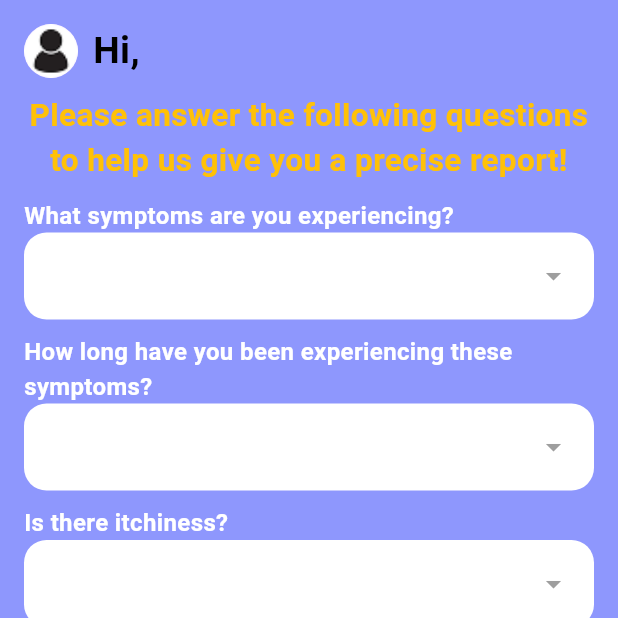
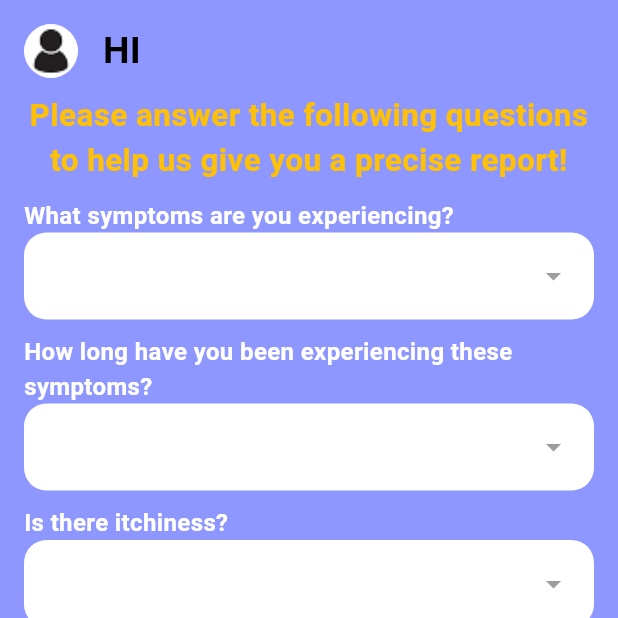
Before and after one commit to elsheikh33/derma_scan, a Flutter app: the DetectPage screen opened by its route, after a tap on "DETECT NOW", on a phone screen of 412 x 824 dp, the top half of it. Run offline on Flutter 3.47's test engine with Material 3 defaults, Android fonts, the light colour scheme and no system bars; our stand-ins replace animated_text_kit, cloud_firestore, connectivity_plus, firebase_auth, firebase_core, fluttertoast and 4 more; accounts and stored records are empty.

Commit message:
added new stuff

```diff
--- a/lib/config/Provider/language_provider.dart
+++ b/lib/config/Provider/language_provider.dart
@@ -77,7 +77,7 @@ class LanguageProvider extends ChangeNotifier{
     "DermatitisTitle": "التهاب الجلد",
     "BasalCellTitle": "سرطان الخلايا القاعدية",
     "MelanomaTitle": "الميلانوما",
-    "questionReport": "يرجى الإجابة على الأسئلة التالية لمساعدتنا في تقديم تقرير دقيق!",
+    "questionReport": "يرجى الإجابة على الأسئلة التالية لمساعدتنا في تقديم تقرير دقيق",
     "questionSymptom": "ما الأعراض التي تعاني منها؟",
     "rednessSymptom": "احمرار",
     "Pain level":"مستوى الألم [١-١٠]",
@@ -108,7 +108,7 @@ class LanguageProvider extends ChangeNotifier{
     "upload_photo": "يرجى تحميل صورة",
     "choose_photo": "اختر من الصور",
     "selected_photo": "تم اختيار الصورة",
-    "detect_button": "اكتشف الآن",
+    "detect_button": "شخّص الآن",
     "logOut": "تسجيل الخروج",
     "checkMssg": "هل أنت متأكد أنك تريد تسجيل الخروج؟",
     "cancel": "إلغاء",
@@ -128,12 +128,14 @@ class LanguageProvider extends ChangeNotifier{
     "Language": "لغة",
     "Skip":"تخطى >",
     "get started": "البدء",
-    "cameraNote": "يرجى ملاحظة أنه من الأفضل التقاط صورة بالكاميرا الخلفية والإضاءة الجيدة للحصول على اكتشاف أفضل!",
+    "cameraNote": "يرجى ملاحظة أنه من الأفضل التقاط صورة بالكاميرا الخلفية والإضاءة الجيدة للحصول على اكتشاف أفضل",
     "VIEW YOUR PREVIOUS DETECTIONS":"عرض اكتشافاتك السابقة",
     "No detection history found":"لم يتم العثور على سجل الكشف",
     "Refresh":"تحديث",
     "View":"عرض",
-    "Know more about your condition!":"اعرف المزيد عن حالتك!"
+    "Know more about your condition!":"اعرف المزيد عن حالتك!",
+    "snackBarNoteImg":"يرجى اختيار صورة أولاً",
+    "snackBarNoteDetect":"فشل التشخيص. يرجى المحاولة مرة أخرىً"
 
 
 
@@ -240,6 +242,8 @@ class LanguageProvider extends ChangeNotifier{
     "VIEW YOUR PREVIOUS DETECTIONS":"VIEW YOUR PREVIOUS DETECTIONS",
     "No detection history found":"No detection history found",
     "Refresh":"Refresh",
-    "View":"View"
+    "View":"View",
+    "snackBarNoteImg":"Please select an image first",
+    "snackBarNoteDetect":"Detection failed. Please try again.ً"
   };
 }
--- a/lib/screens/Detect_page.dart
+++ b/lib/screens/Detect_page.dart
@@ -83,7 +83,7 @@ class _DetectPageState extends State<DetectPage> {
                   ),
                   SizedBox(width: 10),
                   Text(
-                    'Hi, $username ',
+                    '$username ${lan.getTexts("hi")}',
                     style: TextStyle(
                       color: Colors.black,
                       fontSize: 25,
@@ -95,7 +95,7 @@ class _DetectPageState extends State<DetectPage> {
               SizedBox(height: 10),
               // Title
               Text(
-                'Please answer the following questions to help us give you a precise report!',
+                lan.getTexts("questionReport"),
                 style: TextStyle(
                   color: Colors.amber,
                   fontSize: 21,
@@ -104,68 +104,91 @@ class _DetectPageState extends State<DetectPage> {
                 textAlign: TextAlign.center,),
               SizedBox(height: 10),
               // DropDown 1 - Symptoms
-              const Text(
-                'What symptoms are you experiencing?',
+               Text(
+                lan.getTexts("questionSymptom"),
                 style: TextStyle(fontSize: 16, color: Colors.white,fontWeight: FontWeight.bold),
               ),
               _buildDropdown(
                 label: '',
                 value: symptom,
-                items: ['Redness', 'Swelling', 'Itchiness', 'Pain'],
+                items: [
+                  lan.getTexts("rednessSymptom"),
+                  lan.getTexts("swellingSymptom"),
+                  lan.getTexts("ItchinessSymptom"),
+                  lan.getTexts("PainSymptom"),
+                ],
                 onChanged: (value) => setState(() => symptom = value),
               ),
               SizedBox(height: 10),
               // DropDown 2 - Duration
-              const Text(
-                'How long have you been experiencing these symptoms?',
+               Text(
+                 lan.getTexts("questionHowLong"),
                 style: TextStyle(fontSize: 16, color: Colors.white,fontWeight: FontWeight.bold),
               ),
               _buildDropdown(
                 label: '',
                 value: duration,
-                items: ['1-3 days', '1 week', '2 weeks', 'More than a month'],
+                items: [
+                  lan.getTexts("daysList"),
+                  lan.getTexts("week1List"),
+                  lan.getTexts("week2List"),
+                  lan.getTexts("monthList"),],
                 onChanged: (value) => setState(() => duration = value),
               ),
               SizedBox(height: 10),
               // DropDown 3 - Itchiness
-              const Text(
-                'Is there itchiness?',
+               Text(
+                lan.getTexts("questionItch"),
                 style: TextStyle(fontSize: 16, color: Colors.white,fontWeight: FontWeight.bold),
               ),
               _buildDropdown(
                 label: '',
                 value: itchiness,
-                items: ['Yes', 'No'],
+                items: [
+                  lan.getTexts("Agree"),
+                  lan.getTexts("Disagree")],
                 onChanged: (value) => setState(() => itchiness = value),
               ),
               SizedBox(height: 10),
               // DropDown 4 - Pain Level
-              const Text(
-                'Pain level [1-10]',
+               Text(
+                lan.getTexts("Pain level"),
                 style: TextStyle(fontSize: 16, color: Colors.white,fontWeight: FontWeight.bold),
               ),
               _buildDropdown(
                 label: '',
                 value: painLevel,
-                items: ['1', '2', '3', '4', '5', '6', '7', '8', '9', '10'],
+                items: [
+                  lan.getTexts("painList1"),
+                  lan.getTexts("painList2"),
+                  lan.getTexts("painList3"),
+                  lan.getTexts("painList4"),
+                  lan.getTexts("painList5"),
+                  lan.getTexts("painList6"),
+                  lan.getTexts("painList7"),
+                  lan.getTexts("painList8"),
+                  lan.getTexts("painList9"),
+                  lan.getTexts("painList10")],
                 onChanged: (value) => setState(() => painLevel = value),
               ),
               SizedBox(height: 10),
               // DropDown 5 - Progression
-              const Text(
-                'Is it progressive or regressive?',
+               Text(
+                 lan.getTexts("question_progressive"),
                 style: TextStyle(fontSize: 16, color: Colors.white,fontWeight: FontWeight.bold),
               ),
               _buildDropdown(
                 label: '',
                 value: progress,
-                items: ['Progressive', 'Regressive'],
+                items: [
+                  lan.getTexts("progressiveList"),
+                  lan.getTexts("RegressiveList")],
                 onChanged: (value) => setState(() => progress = value),
               ),
               SizedBox(height: 10),
               // Image Picker
-              const Text(
-                'upload photo please',
+               Text(
+                lan.getTexts("upload_photo"),
                 style: TextStyle(fontSize: 16, color: Colors.white,fontWeight: FontWeight.bold),
               ),
               GestureDetector(
@@ -183,22 +206,22 @@ class _DetectPageState extends State<DetectPage> {
                       SizedBox(height: 10),
                       Text(
                         _image == null
-                            ? 'Choose from photos'
-                            : 'Photo Selected',
+                            ? lan.getTexts("choose_photo")
+                            : lan.getTexts("selected_photo"),
                         style: TextStyle(color: Colors.grey),
                       ),
                     ],
                   ),
                 ),
               ),
-              Text("please note that it\'s better to take a photo with the back camera and good lightning for a better detection !",style: TextStyle(fontSize: 11, color: Color(0XFF8B0000) ,fontWeight: FontWeight.bold,)),
+              Text(lan.getTexts("cameraNote"),style: TextStyle(fontSize: 11, color: Color(0XFF8B0000) ,fontWeight: FontWeight.bold,)),
               SizedBox(height: 20),
               // Detect Now Button
               ElevatedButton(
                 onPressed: () async {
                   if (_image == null) {
                     ScaffoldMessenger.of(context).showSnackBar(
-                      SnackBar(content: Text("Please select an image first")),
+                      SnackBar(content: Text(lan.getTexts("snackBarNoteImg"))),
                     );
                     return;
                   }
@@ -206,7 +229,7 @@ class _DetectPageState extends State<DetectPage> {
                   final result = await detectDisease(_image!);
                   if (result == null) {
                     ScaffoldMessenger.of(context).showSnackBar(
-                      SnackBar(content: Text("Detection failed. Please try again.")),
+                      SnackBar(content: Text(lan.getTexts("snackBarNoteDetect"))),
                     );
                     return;
                   }
@@ -239,7 +262,7 @@ class _DetectPageState extends State<DetectPage> {
                   minimumSize: Size(double.infinity, 60),
                 ),
                 child: Text(
-                  'DETECT NOW',
+                  lan.getTexts("detect_button"),
                   style: TextStyle(
                     color: Colors.black,
                     fontWeight: FontWeight.bold,
```
